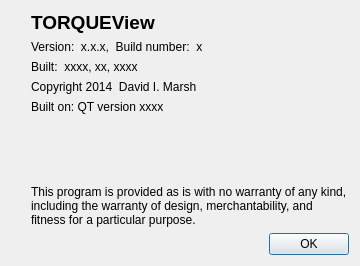
This is aboutdlg.ui in davidivanmarsh/TORQUEView as Qt 5 draws it before an edit. The edited form follows.
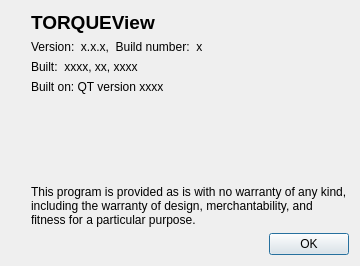
This is the edited form.

Patch:
```diff
--- a/aboutdlg.ui
+++ b/aboutdlg.ui
@@ -66,13 +66,6 @@
          </property>
         </widget>
        </item>
-       <item>
-        <widget class="QLabel" name="label_5">
-         <property name="text">
-          <string>Copyright 2014  David I. Marsh</string>
-         </property>
-        </widget>
-       </item>
        <item>
         <widget class="QLabel" name="label_QtVersion">
          <property name="text">
```
